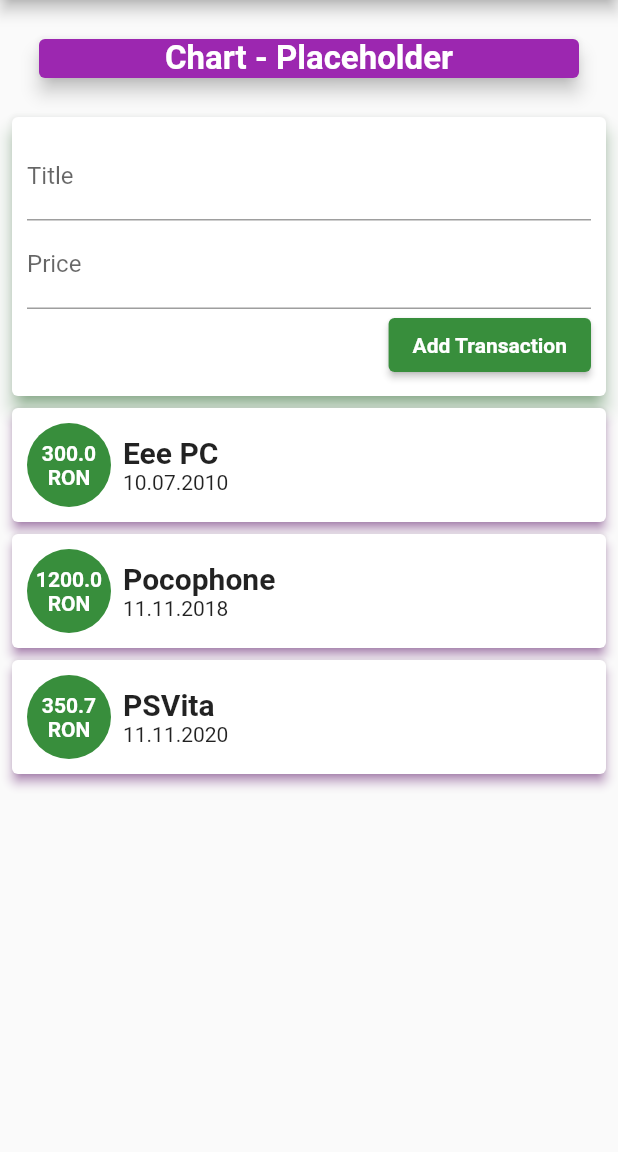
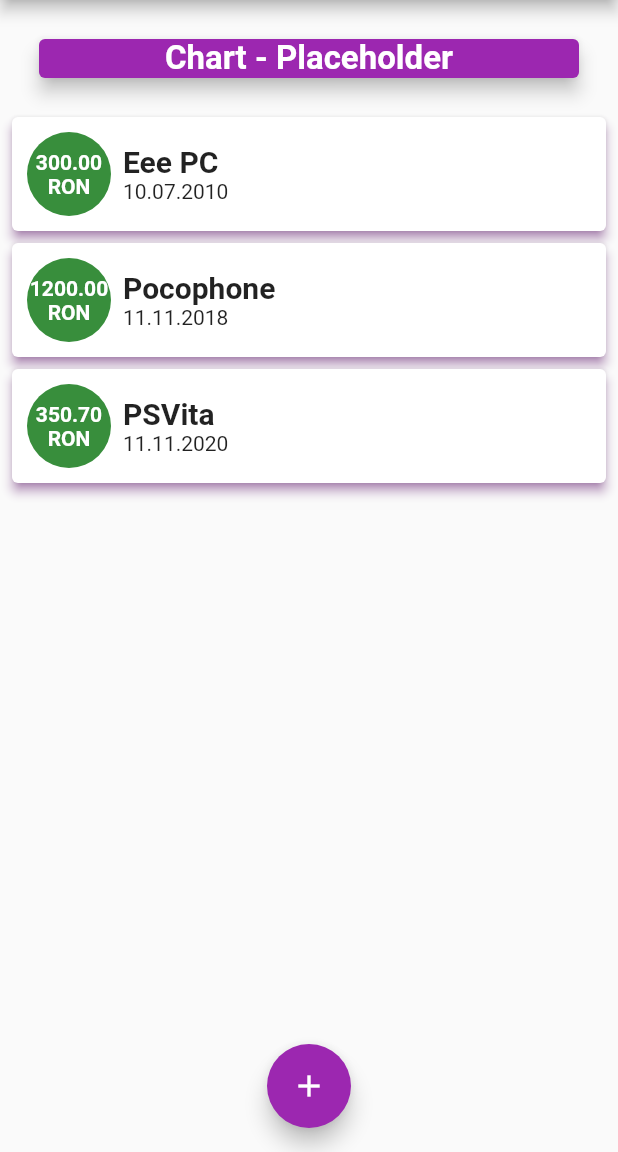
Before and after one commit to seco560/expense_planner, a Flutter app: the screen it shows after launch, on a phone screen of 412 x 824 dp, the part 84-1236 px from its top. Run offline on Flutter 3.47's test engine with Material 2 defaults, Android fonts, the phone set to English and light mode, and no system bars.

Commit message:
[Move] Add transaction to modal bottom sheet

```diff
--- a/lib/main.dart
+++ b/lib/main.dart
@@ -1,13 +1,88 @@
-import 'package:expense_planner/widgets/transaction_container.dart';
+import 'package:expense_planner/widgets/add_transaction_widget.dart';
+import 'package:expense_planner/widgets/transaction_list_widget.dart';
 import 'package:flutter/material.dart';
+
+import 'models/expense_transaction.dart';
 
 void main() {
   runApp(const ExpensePlannerMainView());
 }
 
-// TODO Split up widgets and have a stateful one handle input
-class ExpensePlannerMainView extends StatelessWidget {
+// TODO Move all the state related stuff from transaction container to here
+// (no way around it in order to have the modal bottom sheet working properly)
+class ExpensePlannerMainView extends StatefulWidget {
   const ExpensePlannerMainView({Key? key}) : super(key: key);
+
+  @override
+  State<ExpensePlannerMainView> createState() => _ExpensePlannerMainViewState();
+}
+
+class _ExpensePlannerMainViewState extends State<ExpensePlannerMainView> {
+  final List<ExpenseTransaction> _userTransactions = [
+    ExpenseTransaction(
+      id: 't1',
+      title: 'Eee PC',
+      price: 300,
+      timestamp: DateTime(2010, 07, 10),
+    ),
+    ExpenseTransaction(
+      id: 't2',
+      title: 'Pocophone',
+      price: 1200,
+      timestamp: DateTime(2018, 11, 11),
+    ),
+    ExpenseTransaction(
+      id: 't3',
+      title: 'PSVita',
+      price: 350.70,
+      timestamp: DateTime(2020, 11, 11),
+    ),
+  ];
+
+  // text controllers, they get passed down to the add transaction widget
+  // we need them here to more easily retrieve the text value (see below)
+  final TextEditingController titleController = TextEditingController();
+  final TextEditingController priceController = TextEditingController();
+
+  /// Void callback that gets passed to addTransactionWidget
+  /// Creates a new object and modifies state to reflect its addition
+  void addNewExpense(BuildContext ctx) {
+    // create and increment id
+    String id = 't' +
+        (int.parse(_userTransactions.last.id.substring(1)) + 1).toString();
+    String title = titleController.text;
+    double price = double.parse(priceController.text);
+    DateTime timestamp = DateTime.now();
+
+    final ExpenseTransaction newTransaction = ExpenseTransaction(
+      id: id,
+      title: title,
+      price: price,
+      timestamp: timestamp,
+    );
+
+    setState(() {
+      _userTransactions.add(newTransaction);
+    });
+
+    titleController.clear();
+    priceController.clear();
+    FocusScope.of(ctx).requestFocus(FocusNode());
+  }
+
+  void startAddNewTransaction(BuildContext ctx) {
+    showModalBottomSheet(
+      context: ctx,
+      builder: (ctx) => Container(
+        padding: const EdgeInsets.all(8.0),
+        child: AddTransactionWidget(
+          titleController: titleController,
+          priceController: priceController,
+          addTransactionCallback: () => addNewExpense(ctx),
+        ),
+      ),
+    );
+  }
 
   @override
   Widget build(BuildContext context) {
@@ -20,10 +95,17 @@ class ExpensePlannerMainView extends StatelessWidget {
           title: const Text("Expenses Planner"),
           centerTitle: true,
         ),
+        floatingActionButton: Builder(
+          builder: (ctx) => FloatingActionButton(
+            child: const Icon(Icons.add),
+            onPressed: () => startAddNewTransaction(ctx),
+          ),
+        ),
+        floatingActionButtonLocation: FloatingActionButtonLocation.centerFloat,
         body: ListView(
           padding: const EdgeInsets.all(4.0),
-          children: const <Widget>[
-            Card(
+          children: <Widget>[
+            const Card(
               color: Colors.purple,
               margin: EdgeInsets.all(22.0),
               child: Text(
@@ -37,7 +119,7 @@ class ExpensePlannerMainView extends StatelessWidget {
               ),
               elevation: 5,
             ),
-            TransactionsContainer(),
+            TransactionList(_userTransactions),
           ],
         ),
       ),
--- a/lib/widgets/add_transaction_widget.dart
+++ b/lib/widgets/add_transaction_widget.dart
@@ -20,7 +20,7 @@ class AddTransactionWidget extends StatelessWidget {
       child: Padding(
         padding: const EdgeInsets.all(10),
         child: Column(
-          crossAxisAlignment: CrossAxisAlignment.end,
+          crossAxisAlignment: CrossAxisAlignment.center,
           children: <Widget>[
             TextField(
               controller: titleController,
@@ -34,9 +34,12 @@ class AddTransactionWidget extends StatelessWidget {
               decoration: const InputDecoration(
                 labelText: 'Price',
               ),
+              keyboardType: TextInputType.number,
               onChanged: (String value) {},
             ),
-            ElevatedButton(
+            Padding(
+              padding: const EdgeInsets.only(top: 50.0),
+              child: ElevatedButton(
                 onPressed: addTransactionCallback,
                 style: ElevatedButton.styleFrom(primary: Colors.green[700]),
                 child: const Text(
@@ -46,6 +49,7 @@ class AddTransactionWidget extends StatelessWidget {
                     fontSize: 14,
                   ),
                 ),
+              ),
             )
           ],
         ),
--- a/lib/widgets/transaction_container.dart
+++ /dev/null
@@ -1,79 +0,0 @@
-import 'package:flutter/material.dart';
-import 'package:expense_planner/models/expense_transaction.dart';
-import 'package:expense_planner/widgets/add_transaction_widget.dart';
-import 'package:expense_planner/widgets/transaction_list_widget.dart';
-
-class TransactionsContainer extends StatefulWidget {
-  const TransactionsContainer({Key? key}) : super(key: key);
-
-  @override
-  _TransactionsContainerState createState() => _TransactionsContainerState();
-}
-
-class _TransactionsContainerState extends State<TransactionsContainer> {
-  final List<ExpenseTransaction> _userTransactions = [
-    ExpenseTransaction(
-      id: 't1',
-      title: 'Eee PC',
-      price: 300,
-      timestamp: DateTime(2010, 07, 10),
-    ),
-    ExpenseTransaction(
-      id: 't2',
-      title: 'Pocophone',
-      price: 1200,
-      timestamp: DateTime(2018, 11, 11),
-    ),
-    ExpenseTransaction(
-      id: 't3',
-      title: 'PSVita',
-      price: 350.70,
-      timestamp: DateTime(2020, 11, 11),
-    ),
-  ];
-
-  // text controllers, they get passed down to the add transaction widget
-  // we need them here to more easily retrieve the text value (see below)
-  final TextEditingController titleController = TextEditingController();
-  final TextEditingController priceController = TextEditingController();
-
-  /// Void callback that gets passed to addTransactionWidget
-  /// Creates a new object and modifies state to reflect its addition
-  void addNewExpense() {
-    // create and increment id
-    String id = 't' +
-        (int.parse(_userTransactions.last.id.substring(1)) + 1).toString();
-    String title = titleController.text;
-    double price = double.parse(priceController.text);
-    DateTime timestamp = DateTime.now();
-
-    final ExpenseTransaction newTransaction = ExpenseTransaction(
-      id: id,
-      title: title,
-      price: price,
-      timestamp: timestamp,
-    );
-
-    setState(() {
-      _userTransactions.add(newTransaction);
-    });
-
-    titleController.clear();
-    priceController.clear();
-    FocusScope.of(context).requestFocus(FocusNode());
-  }
-
-  @override
-  Widget build(BuildContext context) {
-    return Column(
-      children: <Widget>[
-        AddTransactionWidget(
-          titleController: titleController,
-          priceController: priceController,
-          addTransactionCallback: addNewExpense,
-        ),
-        TransactionList(_userTransactions),
-      ],
-    );
-  }
-}
--- a/lib/widgets/transaction_widget.dart
+++ b/lib/widgets/transaction_widget.dart
@@ -23,7 +23,7 @@ class TransactionWidget extends StatelessWidget {
               backgroundColor: Colors.green.shade700,
               foregroundColor: Colors.white,
               child: Text(
-                '${transaction.price.toString()}\nRON',
+                '${transaction.price.toStringAsFixed(2)}\nRON',
                 style:
                     const TextStyle(fontSize: 14, fontWeight: FontWeight.bold),
                 textAlign: TextAlign.center,
```
Lines whose indentation alone changed are shown as unchanged.
